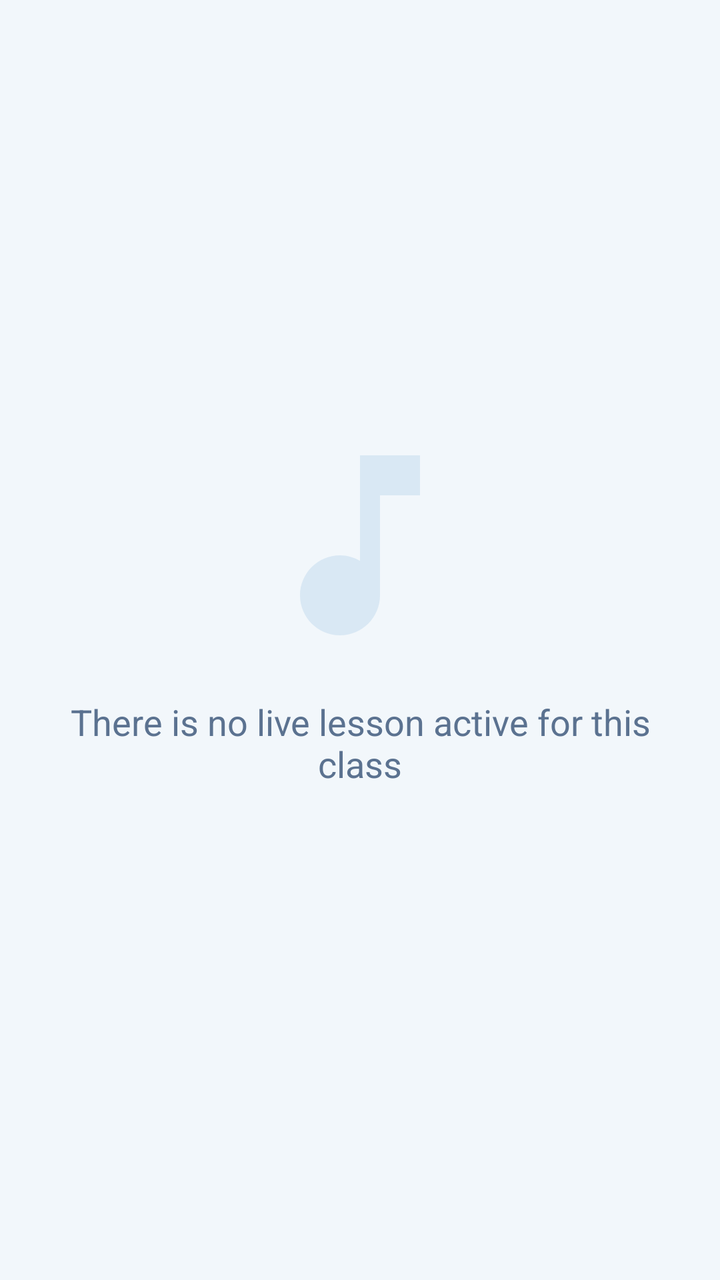
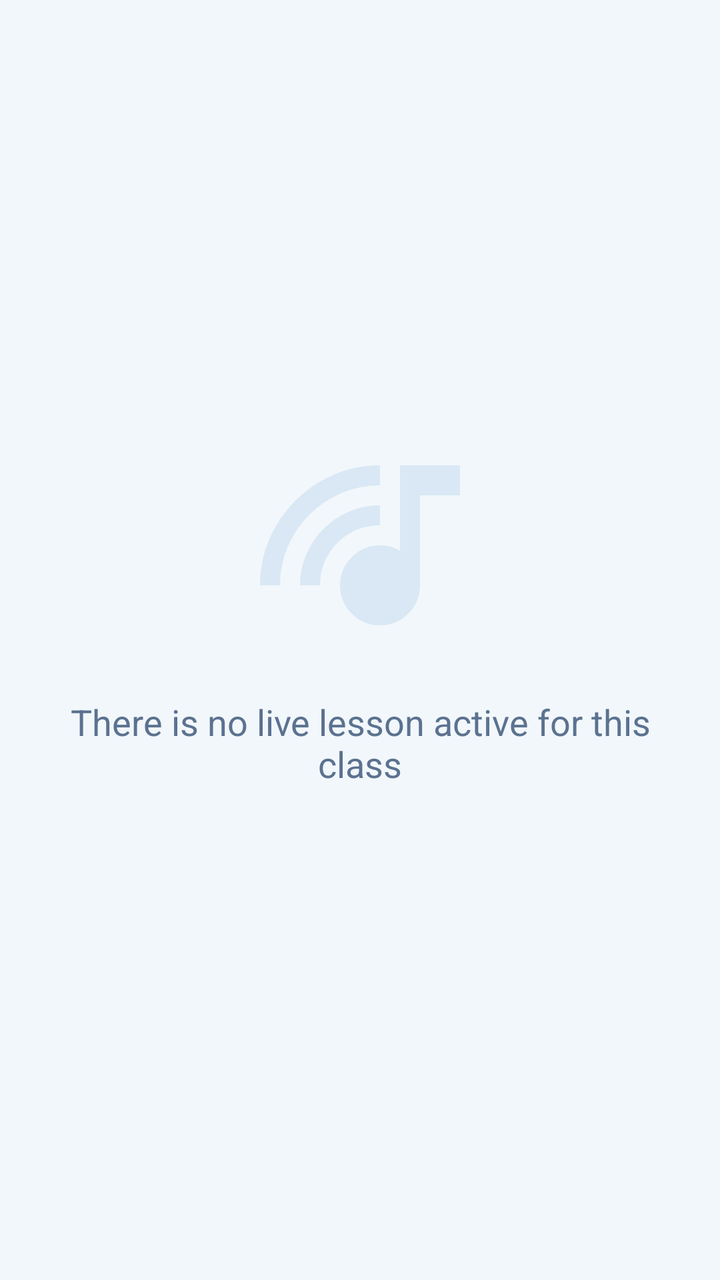

Before-and-after screenshots of an Android layout around one commit, followed by the original layout XML and the change that was made.
<!-- AndroidManifest.xml: application theme Theme.Conducto2 -->
<!-- res/layout/fragment_live.xml -->
<?xml version="1.0" encoding="utf-8"?>
<FrameLayout xmlns:android="http://schemas.android.com/apk/res/android"
    xmlns:app="http://schemas.android.com/apk/res-auto"
    android:layout_width="match_parent"
    android:layout_height="match_parent"
    android:background="@color/background_app">

    
    <androidx.constraintlayout.widget.ConstraintLayout
        android:id="@+id/live_available_layout"
        android:layout_width="match_parent"
        android:layout_height="match_parent"
        android:visibility="gone">

        <TextView
            android:id="@+id/tv_live_todo"
            android:layout_width="wrap_content"
            android:layout_height="wrap_content"
            android:text="@string/live_main_content_todo"
            app:layout_constraintTop_toTopOf="parent"
            app:layout_constraintBottom_toTopOf="@+id/btn_enter_live"
            app:layout_constraintStart_toStartOf="parent"
            app:layout_constraintEnd_toEndOf="parent"
            app:layout_constraintVertical_chainStyle="packed"
            android:layout_marginBottom="16dp"
            android:textAlignment="center"
            android:textColor="@color/text_secondary" />

        <Button
            android:id="@+id/btn_enter_live"
            android:layout_width="wrap_content"
            android:layout_height="wrap_content"
            android:text="@string/btn_join_lesson"
            app:layout_constraintTop_toBottomOf="@id/tv_live_todo"
            app:layout_constraintBottom_toBottomOf="parent"
            app:layout_constraintStart_toStartOf="parent"
            app:layout_constraintEnd_toEndOf="parent" />

    </androidx.constraintlayout.widget.ConstraintLayout>

    
    <androidx.constraintlayout.widget.ConstraintLayout
        android:id="@+id/no_live_lesson_layout"
        android:layout_width="match_parent"
        android:layout_height="match_parent"
        android:padding="24dp"
        android:visibility="visible">

        <ImageView
            android:id="@+id/iv_no_live"
            android:layout_width="120dp"
            android:layout_height="120dp"
            android:src="@drawable/ic_music_note"
            app:tint="@color/navy_100"
            app:layout_constraintTop_toTopOf="parent"
            app:layout_constraintBottom_toBottomOf="parent"
            app:layout_constraintStart_toStartOf="parent"
            app:layout_constraintEnd_toEndOf="parent"
            app:layout_constraintVertical_bias="0.4"
            android:contentDescription="@string/content_desc_music_note" />

        <TextView
            android:layout_width="0dp"
            android:layout_height="wrap_content"
            android:layout_marginTop="16dp"
            android:text="@string/live_no_active_lesson"
            android:textAlignment="center"
            android:textSize="18sp"
            android:textColor="@color/text_secondary"
            app:layout_constraintTop_toBottomOf="@id/iv_no_live"
            app:layout_constraintStart_toStartOf="parent"
            app:layout_constraintEnd_toEndOf="parent" />

    </androidx.constraintlayout.widget.ConstraintLayout>

</FrameLayout>
<!-- resources referenced by this layout -->
<resources>
  <color name="background_app">@color/navy_50</color>
  <color name="navy_100">#FFD9E8F4</color>
  <color name="text_secondary">@color/navy_400</color>
  <!-- drawable ic_music_note (drawable) -->
  <vector xmlns:android="http://schemas.android.com/apk/res/android"
      android:width="24dp"
      android:height="24dp"
      android:viewportWidth="24"
      android:viewportHeight="24"
      android:tint="?attr/colorControlNormal">
    <path
        android:fillColor="@android:color/white"
        android:pathData="M12,3v10.55c-0.59,-0.34 -1.27,-0.55 -2,-0.55 -2.21,0 -4,1.79 -4,4s1.79,4 4,4 4,-1.79 4,-4V7h4V3h-6z"/>
  </vector>
  <string name="btn_join_lesson">Join Lesson</string>
  <string name="content_desc_music_note">Music</string>
  <string name="live_main_content_todo">TODO: Implement main live lesson interface</string>
  <string name="live_no_active_lesson">There is no live lesson active for this class</string>
  <color name="navy_50">#FFF2F7FB</color>
  <color name="navy_400">#FF5B7290</color>
  <color name="brand_primary">@color/navy_950</color>
  <color name="white">#FFFFFFFF</color>
  <color name="navy_900">#FF0E1B2E</color>
  <color name="brand_accent">@color/gold_700</color>
  <color name="gold_50">#FFFBF5E8</color>
  <color name="gold_900">#FF7A5518</color>
  <color name="green_600">#FF2E7D52</color>
  <color name="green_50">#FFE6F4EE</color>
  <color name="green_700">#FF1B5E38</color>
  <color name="error">@color/red_700</color>
  <color name="error_container">@color/red_50</color>
  <color name="red_700">#FF8B2222</color>
  <color name="background_surface">@color/white</color>
  <color name="text_primary">@color/navy_950</color>
  <color name="border_default">@color/navy_100</color>
  <color name="text_hint">@color/navy_200</color>
  <color name="text_link">@color/brand_accent</color>
  <color name="ripple_on_light">#1A0E1B2E</color>
  <style name="Shape.Conducto.Small" parent="ShapeAppearance.Material3.SmallComponent">
          <item name="cornerSize">8dp</item>
      </style>
  <style name="Shape.Conducto.Medium" parent="ShapeAppearance.Material3.MediumComponent">
          <item name="cornerSize">12dp</item>
      </style>
  <style name="Shape.Conducto.Large" parent="ShapeAppearance.Material3.LargeComponent">
          <item name="cornerSize">16dp</item>
      </style>
  <color name="navy_950">#FF0A1220</color>
  <color name="gold_700">#FFB5822A</color>
  <color name="red_50">#FFFDEAEA</color>
  <color name="navy_200">#FFA8BDD0</color>
  <color name="btn_primary_bg">@color/brand_primary</color>
  <color name="btn_primary_text">@color/white</color>
  <color name="ripple_on_dark">#33FFFFFF</color>
  <color name="toolbar_background">@color/brand_primary</color>
  <color name="toolbar_title">@color/white</color>
  <color name="toolbar_subtitle">@color/navy_200</color>
  <color name="fab_background">@color/gold_700</color>
  <color name="fab_icon">@color/white</color>
  <style name="Shape.Conducto.Pill" parent="ShapeAppearance.Material3.LargeComponent">
          <item name="cornerSize">50%</item>
      </style>
  <color name="input_background">@color/navy_50</color>
  <color name="input_border">@color/navy_100</color>
  <color name="input_hint">@color/navy_200</color>
  <style name="TextAppearance.Conducto.Caption" parent="TextAppearance.Material3.LabelMedium">
          <item name="android:fontFamily">sans-serif</item>
          <item name="android:textColor">@color/text_tertiary</item>
          <item name="android:textSize">12sp</item>
      </style>
  <color name="nav_background">@color/white</color>
  <color name="text_tertiary">@color/navy_300</color>
  <color name="navy_300">#FF6B8099</color>
  <!-- unchanged entries left out for length: 10 -->
</resources>

<!-- the commit's change to res/layout/fragment_live.xml (unified diff, before → after) -->
@@ -50,7 +50,7 @@
             android:id="@+id/iv_no_live"
             android:layout_width="120dp"
             android:layout_height="120dp"
-            android:src="@drawable/ic_music_note"
+            android:src="@drawable/music_cast_24px"
             app:tint="@color/navy_100"
             app:layout_constraintTop_toTopOf="parent"
             app:layout_constraintBottom_toBottomOf="parent"
<!-- resource entries referenced after the edit -->
@@ -3,16 +3,11 @@
   <color name="background_app">@color/navy_50</color>
   <color name="navy_100">#FFD9E8F4</color>
   <color name="text_secondary">@color/navy_400</color>
-  <!-- drawable ic_music_note (drawable) -->
-  <vector xmlns:android="http://schemas.android.com/apk/res/android"
-      android:width="24dp"
-      android:height="24dp"
-      android:viewportWidth="24"
-      android:viewportHeight="24"
-      android:tint="?attr/colorControlNormal">
-    <path
-        android:fillColor="@android:color/white"
-        android:pathData="M12,3v10.55c-0.59,-0.34 -1.27,-0.55 -2,-0.55 -2.21,0 -4,1.79 -4,4s1.79,4 4,4 4,-1.79 4,-4V7h4V3h-6z"/>
+  <!-- drawable music_cast_24px (drawable) -->
+  <vector xmlns:android="http://schemas.android.com/apk/res/android" android:height="24dp" android:tint="#000000" android:viewportHeight="960" android:viewportWidth="960" android:width="24dp">
+        
+      <path android:fillColor="@android:color/white" android:pathData="M447,753Q400,706 400,640Q400,574 447,527Q494,480 560,480Q583,480 602.5,485.5Q622,491 640,502L640,160L880,160L880,280L720,280L720,640Q720,706 673,753Q626,800 560,800Q494,800 447,753ZM80,640Q80,541 118,453.5Q156,366 221,301Q286,236 373.5,198Q461,160 560,160L560,240Q478,240 405,271.5Q332,303 277.5,357.5Q223,412 191.5,484.5Q160,557 160,640L80,640ZM240,640Q240,574 265.5,515.5Q291,457 334.5,413.5Q378,370 436,345Q494,320 560,320L560,400Q460,400 390,470Q320,540 320,640L240,640Z"/>
+      
   </vector>
   <string name="btn_join_lesson">Join Lesson</string>
   <string name="content_desc_music_note">Music</string>
